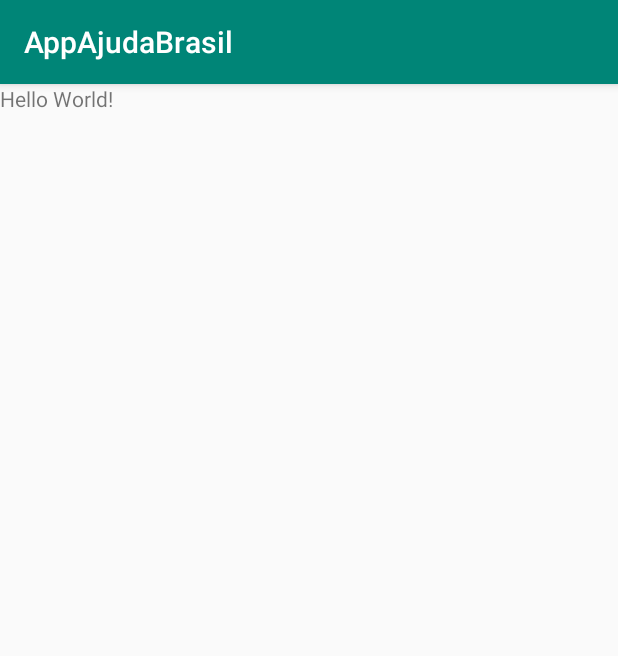
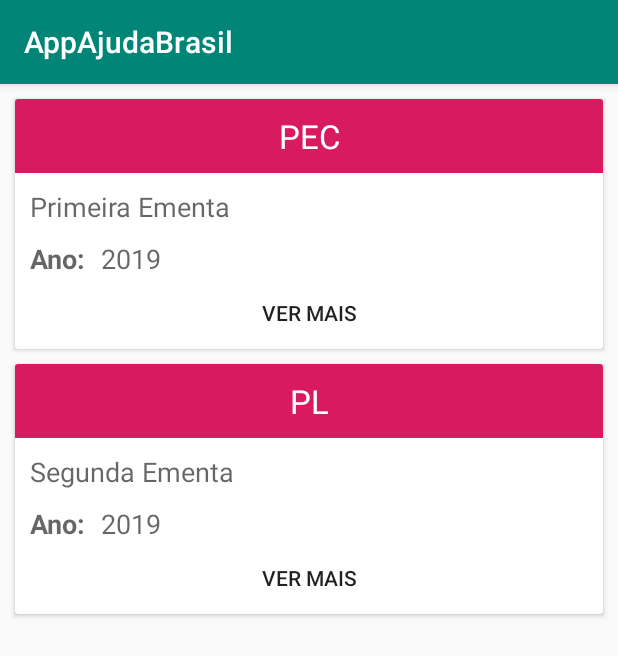
Before and after one commit to franciscojsc/AppAjudaBrasil, an Android app: the screen it shows after launch (MainActivity), on a phone screen of 412 x 824 dp. Shown: the top 656 px of the screen. Run offline under Robolectric (Android 15) with nearby library versions, the phone set to English and light mode, and no system bars.

Commit message:
Criando a Activity principal com a ListView

```diff
--- a/app/src/main/java/br/com/franciscochaves/appajudabrasil/MainActivity.kt
+++ b/app/src/main/java/br/com/franciscochaves/appajudabrasil/MainActivity.kt
@@ -2,11 +2,27 @@ package br.com.franciscochaves.appajudabrasil
 
 import androidx.appcompat.app.AppCompatActivity
 import android.os.Bundle
+import androidx.recyclerview.widget.LinearLayoutManager
+import androidx.recyclerview.widget.RecyclerView
 
 class MainActivity : AppCompatActivity() {
+
+    var list: MutableList<Proposicao> = emptyList<Proposicao>().toMutableList()
+    lateinit var recyclerView: RecyclerView
+    lateinit var adapter: ProposicoesAdapter
 
     override fun onCreate(savedInstanceState: Bundle?) {
         super.onCreate(savedInstanceState)
         setContentView(R.layout.activity_main)
+
+        list.add(Proposicao(1, "", "PEC", 2019, "Primeira Ementa"))
+        list.add(Proposicao(2, "", "PL", 2019, "Segunda Ementa"))
+
+
+        recyclerView = findViewById(R.id.rv_proposicoes)
+        recyclerView.layoutManager = LinearLayoutManager(this, LinearLayoutManager.VERTICAL, false)
+
+        adapter = ProposicoesAdapter(list, this)
+        recyclerView.adapter = adapter
     }
 }
--- a/app/src/main/res/layout/activity_main.xml
+++ b/app/src/main/res/layout/activity_main.xml
@@ -5,12 +5,12 @@
         xmlns:app="http://schemas.android.com/apk/res-auto"
         android:layout_width="match_parent"
         android:layout_height="match_parent"
+        android:orientation="vertical"
         tools:context=".MainActivity">
 
-    <TextView
-            android:layout_width="wrap_content"
-            android:layout_height="wrap_content"
-            android:text="Hello World!"
-    />
+    <androidx.recyclerview.widget.RecyclerView
+            android:id="@+id/rv_proposicoes"
+            android:layout_width="match_parent"
+            android:layout_height="match_parent"/>
 
 </LinearLayout>
```
